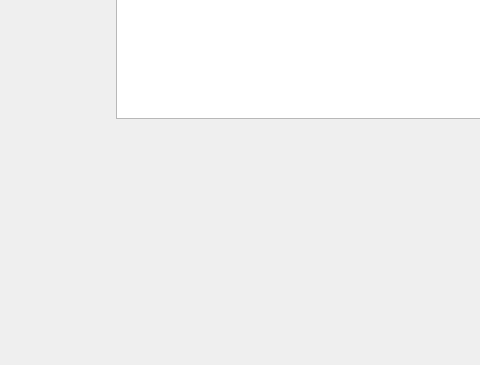
This is library_app/mainwindow.ui in artopeur/olio-ohjelmointi as Qt 5 draws it before an edit; both pictures show x 0 to 480 and y 235 to 600 of the 800 by 600 pixel window. The edited form follows.
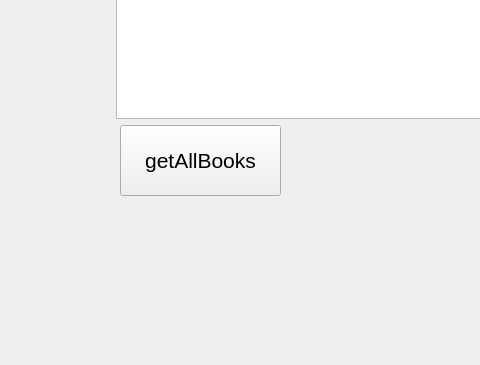
This is the edited form.

The edit to the form file:
```diff
--- a/library_app/mainwindow.ui
+++ b/library_app/mainwindow.ui
@@ -14,7 +14,7 @@
    <string>MainWindow</string>
   </property>
   <widget class="QWidget" name="centralwidget">
-   <widget class="QWidget" name="">
+   <widget class="QWidget" name="layoutWidget">
     <property name="geometry">
      <rect>
       <x>110</x>
@@ -59,6 +59,24 @@
      </item>
     </layout>
    </widget>
+   <widget class="QPushButton" name="btnGetAllBooks">
+    <property name="geometry">
+     <rect>
+      <x>120</x>
+      <y>360</y>
+      <width>161</width>
+      <height>71</height>
+     </rect>
+    </property>
+    <property name="font">
+     <font>
+      <pointsize>16</pointsize>
+     </font>
+    </property>
+    <property name="text">
+     <string>getAllBooks</string>
+    </property>
+   </widget>
   </widget>
   <widget class="QMenuBar" name="menubar">
    <property name="geometry">
```
